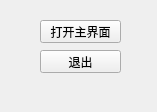
First picture: the form in CLASSES/PROCESSING_CHAIN.ui, repository KiwiPapa/4Stars-EngineerLoggingAssistant, before the edit.
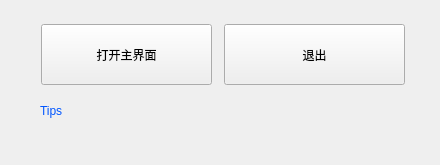
Second picture: the form after the edit.

What changed in the file:
```diff
--- a/CLASSES/PROCESSING_CHAIN.ui
+++ b/CLASSES/PROCESSING_CHAIN.ui
@@ -6,8 +6,8 @@
    <rect>
     <x>0</x>
     <y>0</y>
-    <width>157</width>
-    <height>112</height>
+    <width>440</width>
+    <height>165</height>
    </rect>
   </property>
   <property name="minimumSize">
@@ -22,32 +22,49 @@
   <property name="autoFillBackground">
    <bool>true</bool>
   </property>
-  <widget class="QPushButton" name="pushButton">
+  <widget class="QLabel" name="label">
    <property name="geometry">
     <rect>
      <x>40</x>
-     <y>20</y>
-     <width>81</width>
-     <height>23</height>
+     <y>100</y>
+     <width>361</width>
+     <height>21</height>
     </rect>
    </property>
+   <property name="styleSheet">
+    <string notr="true">font: 12pt &quot;微软雅黑&quot;;
+color: rgb(0, 85, 255);</string>
+   </property>
    <property name="text">
-    <string>打开主界面</string>
+    <string>Tips</string>
    </property>
   </widget>
   <widget class="QPushButton" name="pushButton_2">
    <property name="geometry">
     <rect>
-     <x>40</x>
-     <y>50</y>
-     <width>81</width>
-     <height>23</height>
+     <x>224</x>
+     <y>24</y>
+     <width>181</width>
+     <height>61</height>
     </rect>
    </property>
    <property name="text">
     <string>退出</string>
    </property>
   </widget>
+  <widget class="QPushButton" name="pushButton">
+   <property name="geometry">
+    <rect>
+     <x>41</x>
+     <y>24</y>
+     <width>171</width>
+     <height>61</height>
+    </rect>
+   </property>
+   <property name="text">
+    <string>打开主界面</string>
+   </property>
+  </widget>
  </widget>
  <resources/>
  <connections>
```
